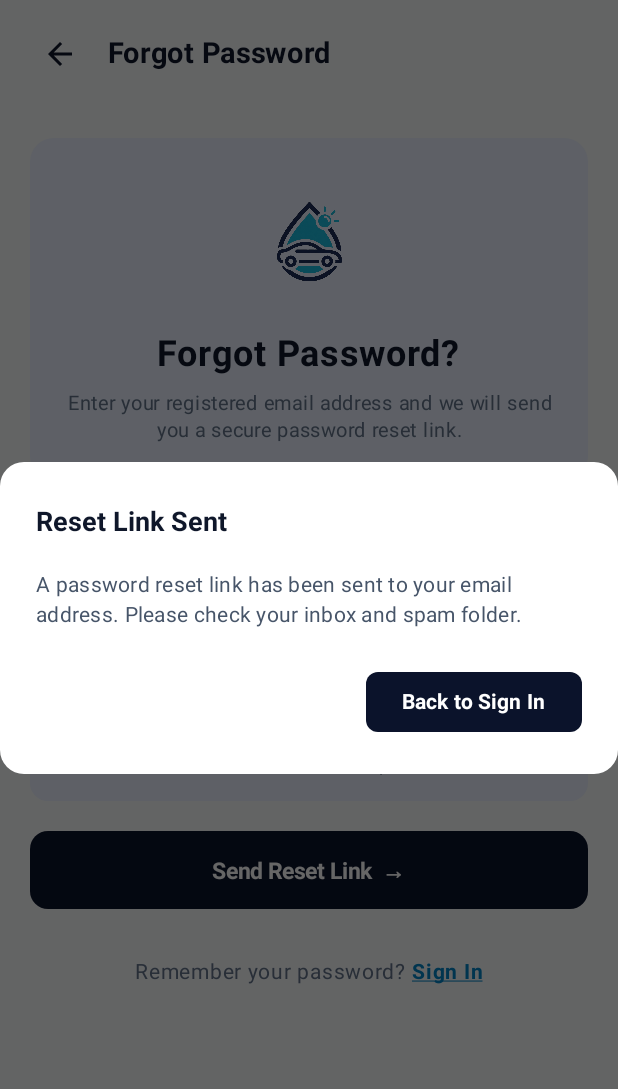
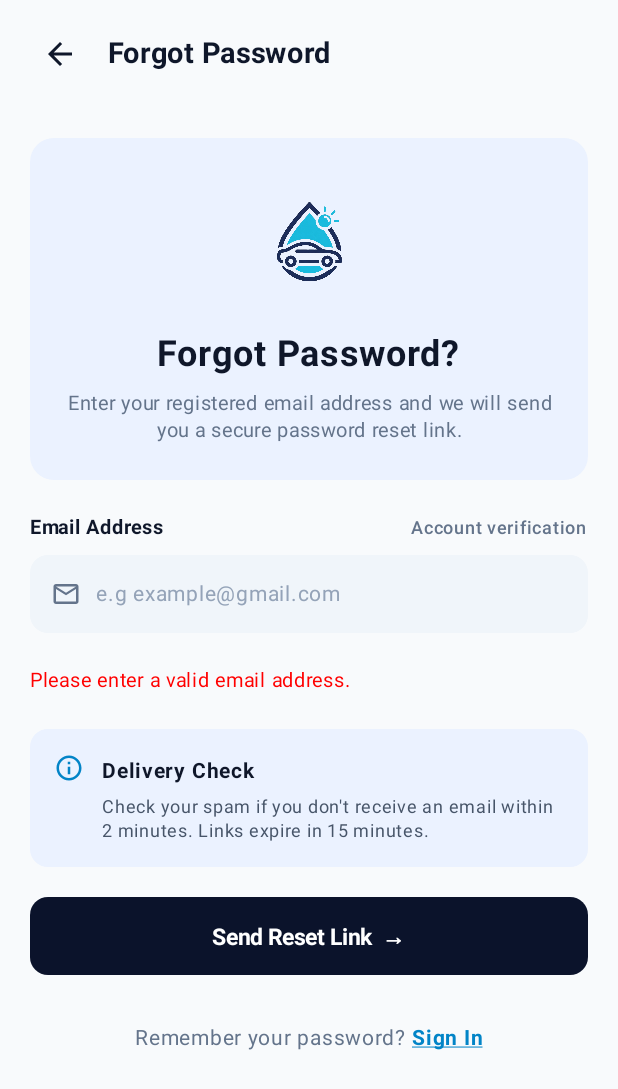
Before and after one commit to Hopesonmwa/IwaleCar, an Android app built with Jetpack Compose: the screen it shows after launch (MainActivity), after a tap on "Send Reset Link →", on a phone screen of 412 x 824 dp. Shown: the top 1089 px of the screen. Run offline under Robolectric (Android 15) with nearby library versions, the phone set to English and light mode, and no system bars; our stand-ins replace Firebase (no records; nobody signed in at launch, a user with empty details on screens opened directly); 1 other tap on this screen came first.

Commit message:
Reset password feature

```diff
--- a/app/src/main/java/com/example/myapplication/ui/ForgotPasswordScreen.kt
+++ b/app/src/main/java/com/example/myapplication/ui/ForgotPasswordScreen.kt
@@ -50,9 +50,12 @@ import androidx.compose.ui.text.style.TextDecoration
 import androidx.compose.ui.tooling.preview.Preview
 import androidx.compose.ui.unit.dp
 import androidx.compose.ui.unit.sp
+import androidx.compose.material3.CircularProgressIndicator
+import androidx.compose.runtime.rememberCoroutineScope
 import com.example.myapplication.R
-import com.example.myapplication.ui.components.CarWashIcons
+import com.example.myapplication.data.AuthRepository
 import com.example.myapplication.ui.theme.MyApplicationTheme
+import kotlinx.coroutines.launch
 
 @Composable
 fun ForgotPasswordScreen(
@@ -61,6 +64,10 @@ fun ForgotPasswordScreen(
 ) {
     var email by remember { mutableStateOf("") }
     var showDialog by remember { mutableStateOf(false) }
+    var isLoading by remember { mutableStateOf(false) }
+    var errorMessage by remember { mutableStateOf<String?>(null) }
+
+    val coroutineScope = rememberCoroutineScope()
 
     if (showDialog) {
         AlertDialog(
@@ -239,7 +246,7 @@ fun ForgotPasswordScreen(
                             ) {
                                 if (email.isEmpty()) {
                                     Text(
-                                        text = "e.g hopesonmwangonde@gmail.com",
+                                        text = "e.g example@gmail.com",
                                         fontSize = 14.sp,
                                         color = Color(0xFF94A3B8)
                                     )
@@ -247,7 +254,10 @@ fun ForgotPasswordScreen(
 
                                 BasicTextField(
                                     value = email,
-                                    onValueChange = { email = it },
+                                    onValueChange = {
+                                        email = it
+                                        errorMessage = null
+                                    },
                                     singleLine = true,
                                     keyboardOptions = KeyboardOptions(keyboardType = KeyboardType.Email),
                                     textStyle = TextStyle(
@@ -259,6 +269,17 @@ fun ForgotPasswordScreen(
                             }
                         }
                     }
+                }
+            }
+
+            item {
+                errorMessage?.let { message ->
+                    Text(
+                        text = message,
+                        color = Color.Red,
+                        fontSize = 13.sp,
+                        modifier = Modifier.fillMaxWidth()
+                    )
                 }
             }
 
@@ -294,7 +315,7 @@ fun ForgotPasswordScreen(
                             Spacer(modifier = Modifier.height(4.dp))
 
                             Text(
-                                text = "Check your spam or junk folder if you don't receive an email within 2 minutes. Links expire in 15 minutes.",
+                                text = "Check your spam if you don't receive an email within 2 minutes. Links expire in 15 minutes.",
                                 fontSize = 12.sp,
                                 color = Color(0xFF475569),
                                 lineHeight = 16.sp
@@ -308,22 +329,45 @@ fun ForgotPasswordScreen(
             item {
                 Button(
                     onClick = {
+                        if (isLoading) return@Button
+                        errorMessage = null
+                        isLoading = true
+                        coroutineScope.launch {
+                            val result = AuthRepository.resetPassword(email)
+                            isLoading = false
+                            if (result.isSuccess) {
                                 showDialog = true
+                            } else {
+                                errorMessage = result.exceptionOrNull()?.message
+                                    ?: "Unable to send password reset email."
+                            }
+                        }
                     },
+                    enabled = !isLoading,
                     shape = RoundedCornerShape(12.dp),
                     colors = ButtonDefaults.buttonColors(
                         containerColor = Color(0xFF0B132B),
-                        contentColor = Color.White
+                        contentColor = Color.White,
+                        disabledContainerColor = Color(0xFFCBD5E1),
+                        disabledContentColor = Color(0xFF64748B)
                     ),
                     modifier = Modifier
                         .fillMaxWidth()
                         .height(52.dp)
                 ) {
+                    if (isLoading) {
+                        CircularProgressIndicator(
+                            modifier = Modifier.size(22.dp),
+                            color = Color.White,
+                            strokeWidth = 2.dp
+                        )
+                    } else {
                         Text(
                             text = "Send Reset Link  →",
                             fontSize = 15.sp,
                             fontWeight = FontWeight.Bold
                         )
+                    }
                 }
             }
 
```
Also changed, not shown: app/src/main/java/com/example/myapplication/data/AuthRepository.kt (+92 -102 lines). Lines whose indentation alone changed are shown as unchanged.
